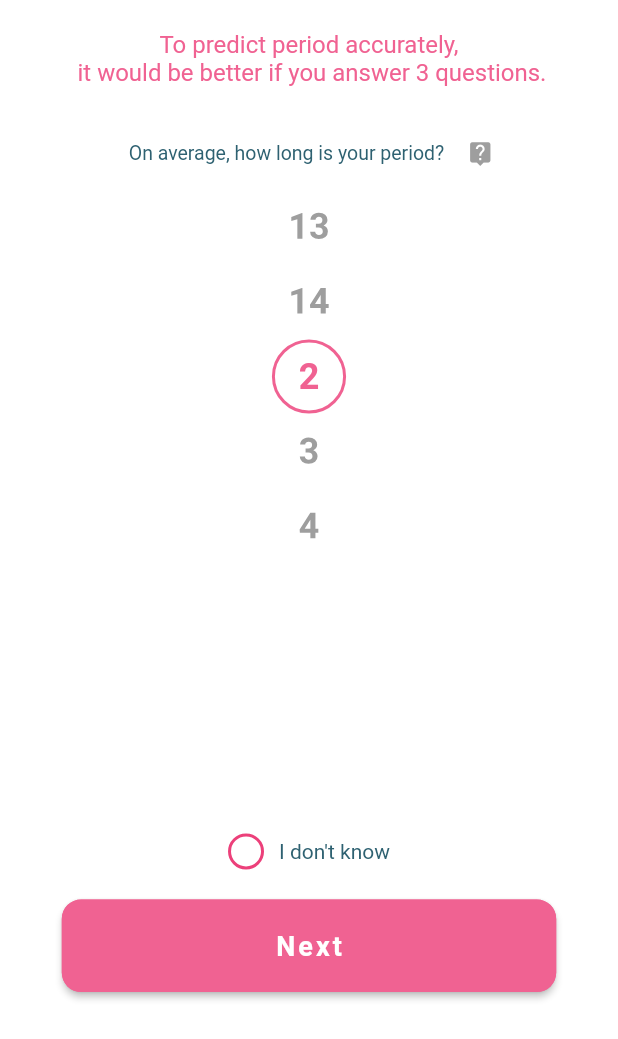
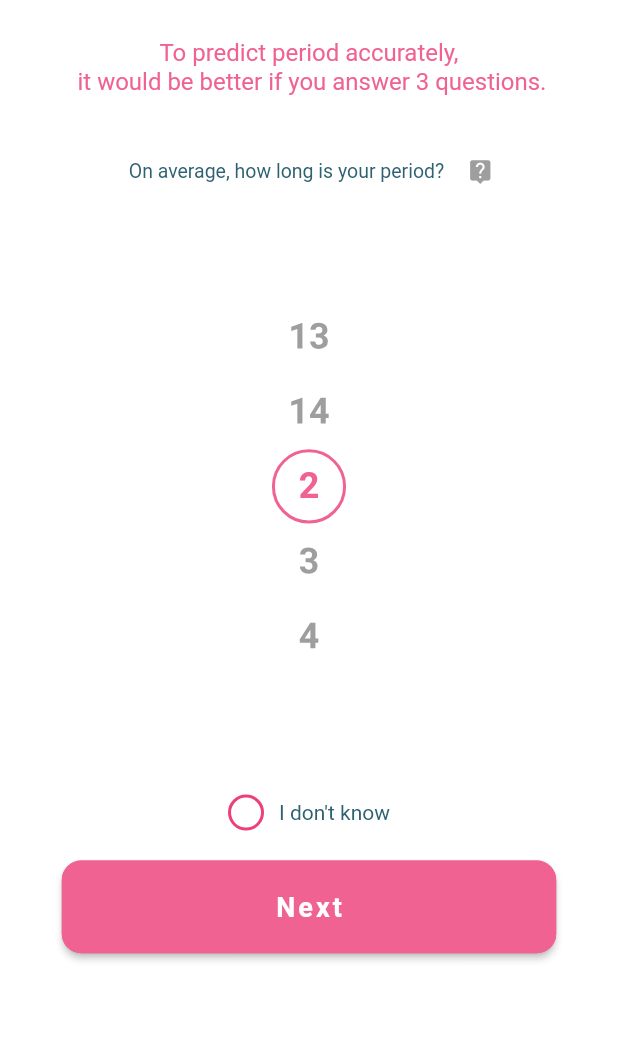
Before and after one commit to yassir28/Calendar-Flutter-App, a Flutter app: the Question1 screen opened directly, on a phone screen of 412 x 824 dp. Shown: the top 1039 px of the screen. Run offline on Flutter 3.47's test engine with Material 2 defaults, Android fonts, the light colour scheme and no system bars; our stand-ins replace cloud_firestore, firebase_auth, firebase_core, table_calendar; accounts and stored records are empty.

Commit message:
width and height stuff

```diff
--- a/lib/pages/components/numbersList.dart
+++ b/lib/pages/components/numbersList.dart
@@ -25,12 +25,14 @@
   @override
   Widget build(BuildContext context) {
     double width = MediaQuery.of(context).size.width;
+    double height = MediaQuery.of(context).size.height;
+
     final user = Provider.of<User>(context);
 
     return Stack(
       children: [
         Container(
-          height: 250,
+          height: height * 0.5,
           alignment: Alignment.center,
           child: Container(
             height: width * 0.12,
--- a/lib/pages/questions_components/question1.dart
+++ b/lib/pages/questions_components/question1.dart
@@ -43,10 +43,11 @@
     switch (selectedIndex) {
       case 0:
         return Container(
-          height: height * 0.65,
+          // height: height * 0.65,
           child: Column(
             children: [
               Container(
+                height: height * 0.06,
                 margin: EdgeInsets.all(KDefaultPaddin),
                 child: Center(
                   child: Text(
@@ -60,6 +61,7 @@
                 ),
               ),
               Container(
+                height: height * 0.06,
                 child: Row(
                   mainAxisAlignment: MainAxisAlignment.center,
                   children: [
@@ -90,10 +92,13 @@
                   ],
                 ),
               ),
-              NumbersList(
-                onChanged: _onPeriodLengthChanged,
-                numbermax: 14,
-                numbermin: _numbermin,
+              Container(
+                height: height * 0.45,
+                child: NumbersList(
+                  onChanged: _onPeriodLengthChanged,
+                  numbermax: 14,
+                  numbermin: _numbermin,
+                ),
               ),
             ],
           ),
@@ -101,7 +106,8 @@
         break;
       case 1:
         return Container(
-          height: height * 0.65,
+          margin: EdgeInsets.all(KDefaultPaddin),
+          height: height * 0.57,
           child: Center(
             child: Text(
               "Answered.",
--- a/lib/pages/questions_components/question3.dart
+++ b/lib/pages/questions_components/question3.dart
@@ -106,7 +106,8 @@
               ),
             ),
             Container(
-              height: height * 0.55,
+              margin: EdgeInsets.all(KDefaultPaddin),
+              height: height * 0.47,
               child: Calendar(),
             ),
           ],
@@ -114,7 +115,8 @@
         break;
       case 1:
         return Container(
-          height: height * 0.65,
+          margin: EdgeInsets.all(KDefaultPaddin),
+          height: height * 0.57,
           child: Center(
             child: Text(
               "Answered.",
```
Also changed, not shown: lib/pages/questions_components/question2.dart (+12 -6 lines).
